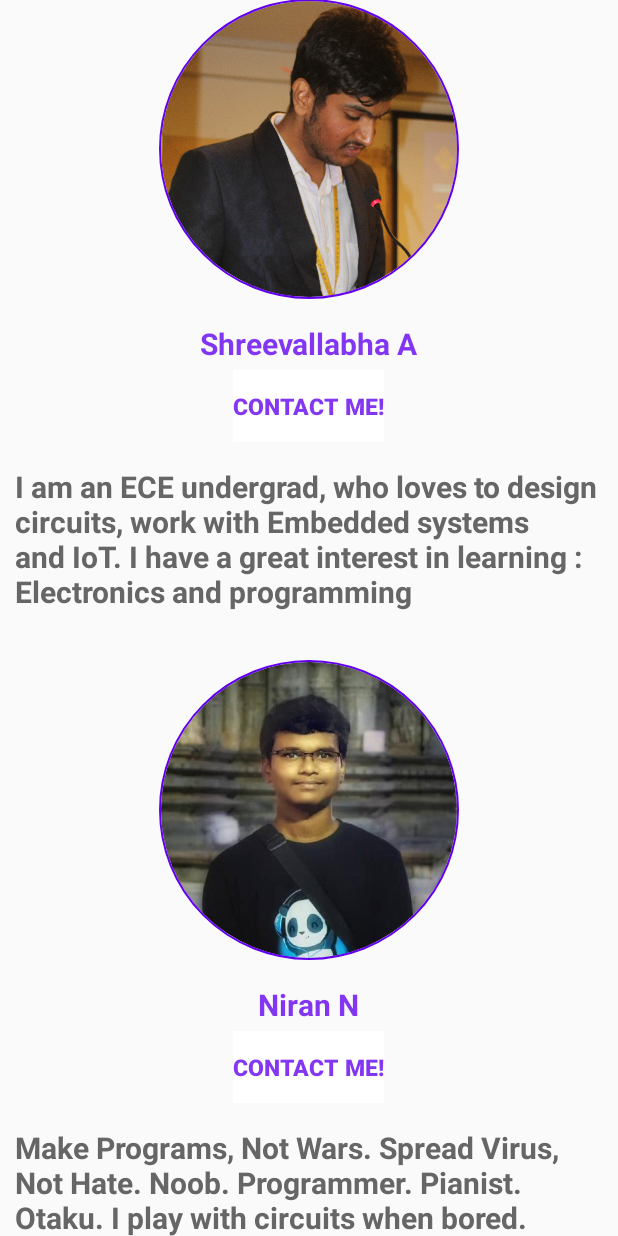
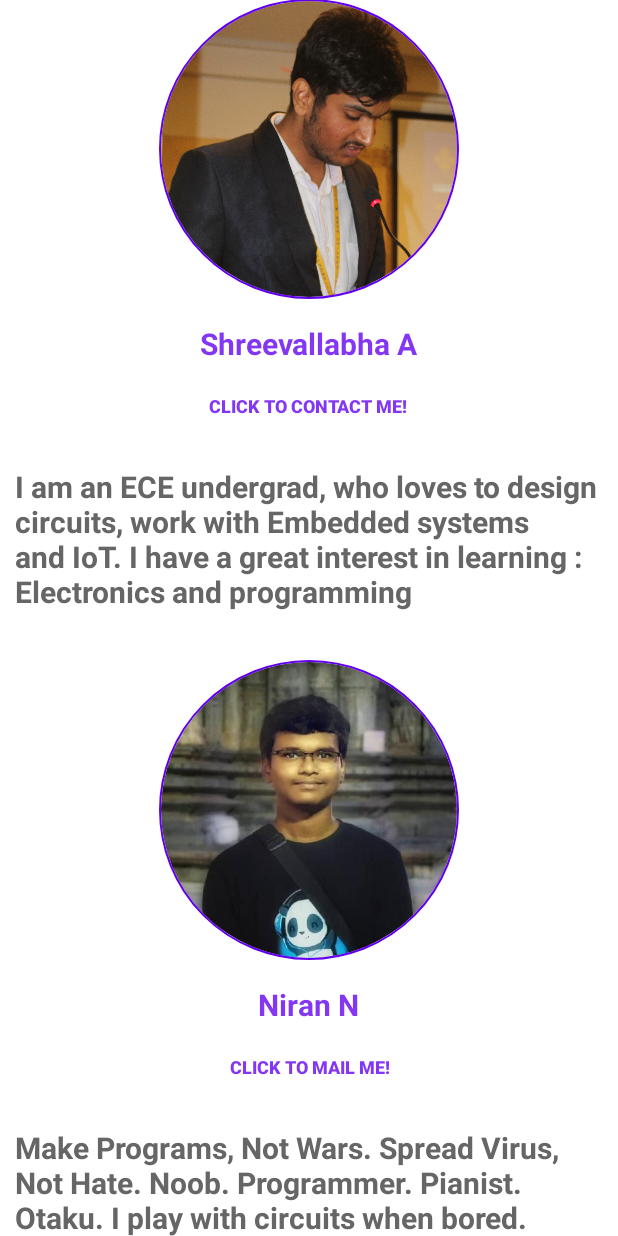
Before and after one commit to Team-VPN/DevHub-App-Development, an Android app: the about_us screen opened directly, with no data from a screen before it, scrolled down 1153 dp, on a phone screen of 412 x 824 dp. Run offline under Robolectric (Android 15) with nearby library versions, the phone set to English and light mode, and no system bars; our stand-ins replace CircleImageView; Roboto replaces fonts that are not available here.

Commit message:
contact us

```diff
--- a/DevHub App/app/src/main/AndroidManifest.xml
+++ b/DevHub App/app/src/main/AndroidManifest.xml
@@ -14,6 +14,7 @@
     <uses-permission android:name="android.permission.READ_EXTERNAL_STORAGE" />
     <uses-permission android:name="android.permission.WRITE_EXTERNAL_STORAGE" />
     <uses-permission android:name="android.permission.VIBRATE" />
+    <uses-permission android:name="android.permission.CALL_PHONE"/>
 
     <application
         android:allowBackup="true"
--- a/DevHub App/app/src/main/res/layout/activity_about_us.xml
+++ b/DevHub App/app/src/main/res/layout/activity_about_us.xml
@@ -3,6 +3,7 @@
     xmlns:app="http://schemas.android.com/apk/res-auto"
     xmlns:tools="http://schemas.android.com/tools"
     android:layout_width="match_parent"
+    android:background="#ffffff"
     android:layout_height="match_parent"
     tools:context=".about_us">
     <LinearLayout
@@ -239,14 +240,15 @@
             android:layout_marginTop="4dp"
             android:layout_marginEnd="10dp">
         <Button
+            android:id="@+id/contact_vallabha"
             android:layout_width="wrap_content"
             android:layout_height="wrap_content"
             android:fontFamily="sans-serif-black"
-            android:text="Contact me!"
+            android:text="Click to contact me!"
             android:background="#ffffff"
             android:backgroundTint="#ffffff"
             android:textColor="@color/name_color"
-            android:textSize="15sp" />
+            android:textSize="12sp" />
         </LinearLayout>
 
         <TextView
@@ -295,14 +297,15 @@
             android:layout_marginTop="4dp"
             android:layout_marginEnd="10dp">
             <Button
+                android:id="@+id/contact_niran"
                 android:layout_width="wrap_content"
                 android:layout_height="wrap_content"
                 android:fontFamily="sans-serif-black"
-                android:text="Contact me!"
+                android:text="Click to Mail me!"
                 android:background="#ffffff"
                 android:backgroundTint="#ffffff"
                 android:textColor="@color/name_color"
-                android:textSize="15sp" />
+                android:textSize="12sp" />
         </LinearLayout>
 
         <TextView
@@ -351,14 +354,15 @@
             android:layout_marginTop="4dp"
             android:layout_marginEnd="10dp">
             <Button
+                android:id="@+id/contact_prathyusha"
                 android:layout_width="wrap_content"
                 android:layout_height="wrap_content"
                 android:fontFamily="sans-serif-black"
-                android:text="Contact me!"
+                android:text="Click to Mail me!"
                 android:background="#ffffff"
                 android:backgroundTint="#ffffff"
                 android:textColor="@color/name_color"
-                android:textSize="15sp" />
+                android:textSize="12sp" />
         </LinearLayout>
 
         <TextView
```
Also changed, not shown: DevHub App/app/src/main/java/com/teamvpn/devhub/about_us.kt (+41 -2 lines).
